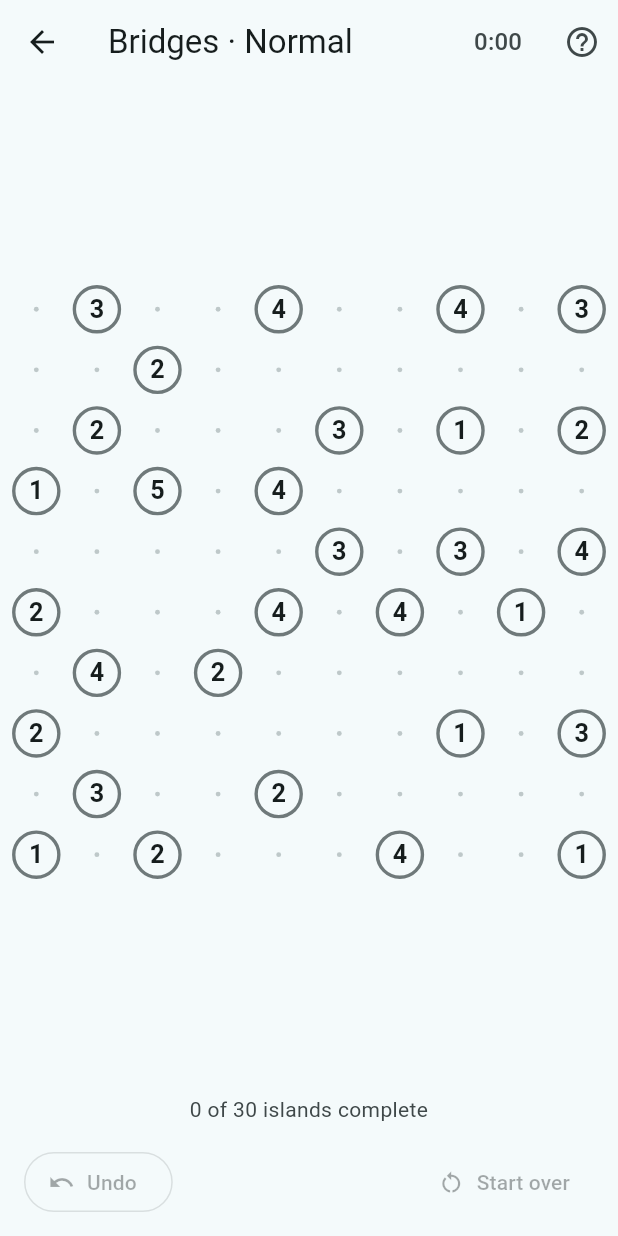
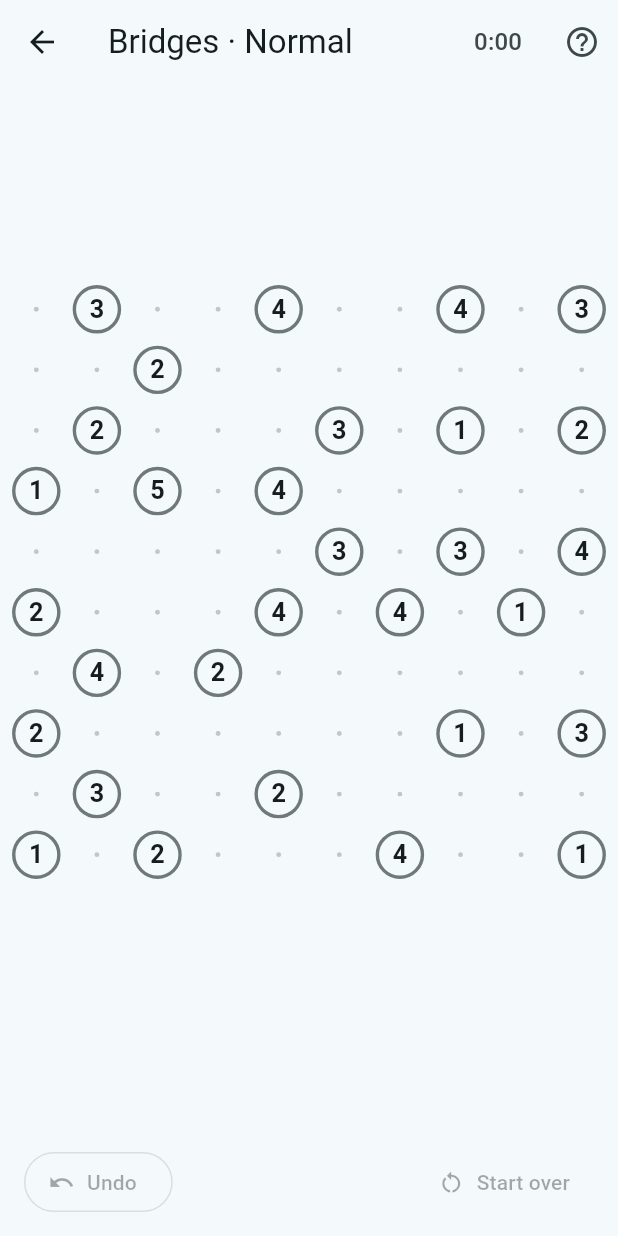
Before and after one commit to stranne/Stranne.Klura, a Flutter app: the screen it shows after launch, after a tap on "Normal", on a phone screen of 412 x 824 dp. Run offline on Flutter 3.47's test engine with Material 3 defaults, Android fonts, the phone set to English and light mode, and no system bars; our stand-ins replace material_ui; missing offline and left inert: dart:js_interop.

Commit message:
feat: stop counting complete islands below the Bridges board
The filled islands already show how far the board has come, so the
status line's "12 of 30 islands complete" only repeated it. The line
now stays empty until something is wrong, and still names loops,
overfull islands and a board that is not linked. It keeps its height,
so a message never moves the board.

A screen reader cannot see the filled islands, so the board's label
now ends with the count instead, for example "30 islands, 12 complete".

Co-Authored-By: Claude Opus 5.5 <noreply@anthropic.com>

```diff
--- a/lib/puzzles/bridges/bridges_board.dart
+++ b/lib/puzzles/bridges/bridges_board.dart
@@ -392,9 +392,12 @@ class _BridgesBoardState extends State<BridgesBoard>
             size: geometry.size,
             child: Semantics(
               container: true,
+              // The filled islands show progress at a glance; a screen
+              // reader hears it here.
               label:
                   'Bridges board, ${_puzzle.width} columns by '
-                  '${_puzzle.height} rows, ${_puzzle.islands.length} islands',
+                  '${_puzzle.height} rows, ${_puzzle.islands.length} islands, '
+                  '$_completeIslands complete',
               child: Focus(
                 focusNode: _focusNode,
                 onKeyEvent: _onKeyEvent,
@@ -428,6 +431,10 @@ class _BridgesBoardState extends State<BridgesBoard>
   }
 
   Position get _cursorOrFirst => _cursor ?? _puzzle.islands.first.position;
+
+  int get _completeIslands => _game.check.islandStatuses.values
+      .where((status) => status == IslandStatus.met)
+      .length;
 }
 
 /// The direction a drag that has moved by [movement] aims in, or `null`
--- a/lib/puzzles/bridges/bridges_screen.dart
+++ b/lib/puzzles/bridges/bridges_screen.dart
@@ -272,8 +272,8 @@ class _StatusLine extends StatelessWidget {
   @override
   Widget build(BuildContext context) {
     final theme = Theme.of(context);
-    final (:text, :isProblem) =
-        notice ?? _describe(game.check, game.puzzle.islands.length);
+    final message =
+        notice ?? _problemIn(game.check, game.puzzle.islands.length);
     final style = theme.textTheme.bodyMedium!.copyWith(
       color: theme.colorScheme.onSurfaceVariant,
     );
@@ -289,7 +289,9 @@ class _StatusLine extends StatelessWidget {
         height: height,
         child: AnimatedSwitcher(
           duration: const Duration(milliseconds: 160),
-          child: Center(
+          child: switch (message) {
+            null => const SizedBox.shrink(),
+            (:final text, :final isProblem) => Center(
               key: ValueKey(text),
               child: Text.rich(
                 TextSpan(
@@ -315,15 +317,17 @@ class _StatusLine extends StatelessWidget {
                 style: style,
               ),
             ),
+          },
         ),
       ),
     );
   }
 }
 
-/// Describes how far [check] is from solved, marking a problem the player
-/// should look at.
-_Notice _describe(BridgesCheck check, int islandCount) {
+/// Names what in [check] the player should look at, or returns `null` when
+/// nothing is wrong. Progress itself shows on the board, in the filled
+/// islands.
+_Notice? _problemIn(BridgesCheck check, int islandCount) {
   final statuses = check.islandStatuses.values;
   final over = statuses.where((status) => status == IslandStatus.over).length;
   final met = statuses.where((status) => status == IslandStatus.met).length;
@@ -341,7 +345,7 @@ _Notice _describe(BridgesCheck check, int islandCount) {
       isProblem: true,
     );
   }
-  return (text: '$met of $islandCount islands complete', isProblem: false);
+  return null;
 }
 
 class _SolvedPanel extends StatelessWidget {
```
Also changed, not shown: 2 other files. Lines whose indentation alone changed are shown as unchanged.
